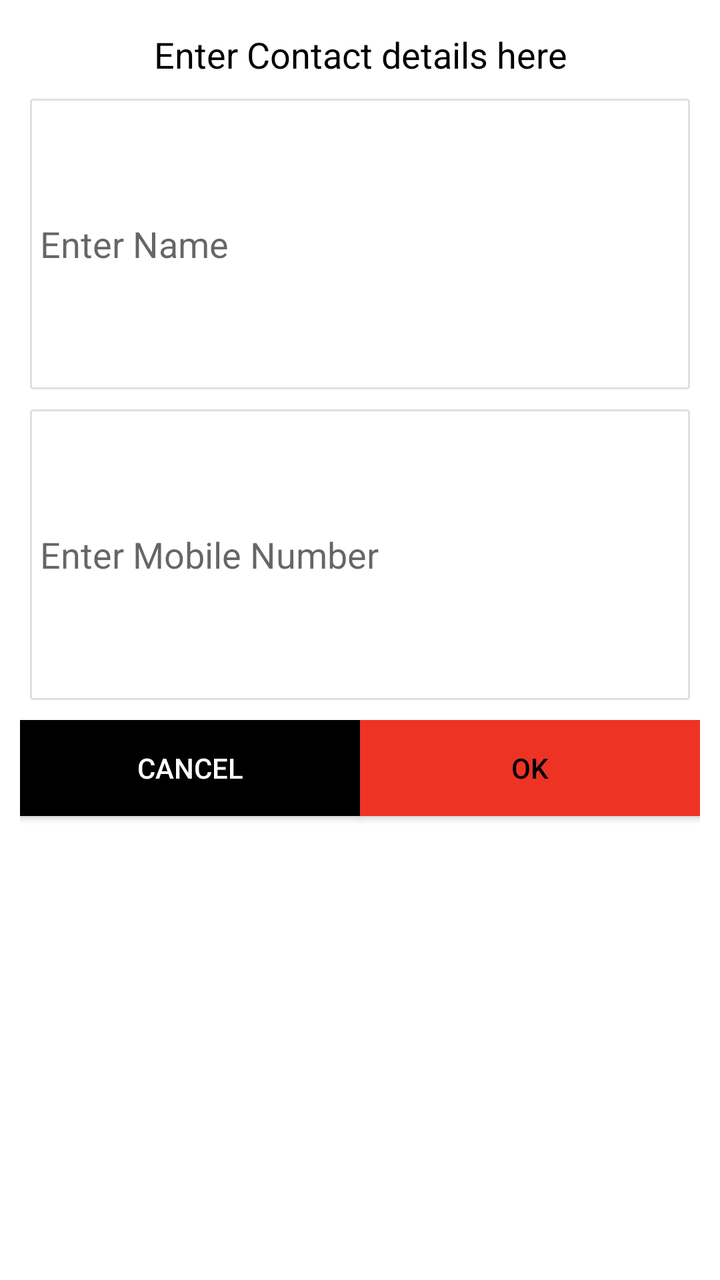
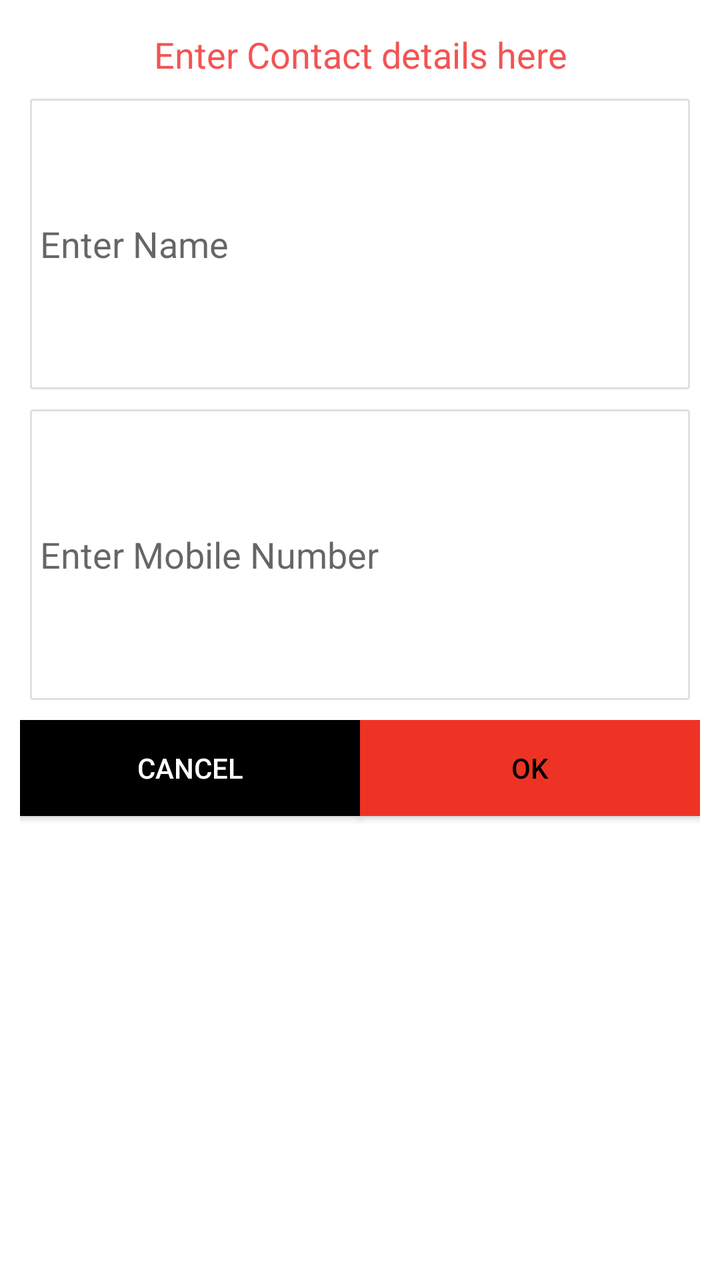

Before-and-after screenshots of an Android layout around one commit, followed by the original layout XML and the change that was made.
<!-- AndroidManifest.xml: application theme AppTheme -->
<!-- res/layout/sos_contact_dialog_view.xml -->
<?xml version="1.0" encoding="utf-8"?>
<LinearLayout xmlns:android="http://schemas.android.com/apk/res/android"
    xmlns:tools="http://schemas.android.com/tools"
    android:layout_width="match_parent"
    android:layout_height="wrap_content"
    android:layout_alignParentBottom="true"
    android:background="@color/white"
    android:orientation="vertical">

    <LinearLayout
        android:id="@+id/add_contact"
        android:layout_width="match_parent"
        android:layout_height="match_parent"
        android:layout_margin="10dp"
        android:orientation="vertical"
        tools:ignore="MissingConstraints">

        <TextView
            android:layout_width="match_parent"
            android:layout_height="wrap_content"
            android:padding="5dp"
            android:text="@string/enter_contact_details_here"
            android:textAlignment="center"
            android:textColor="@color/button_accept"
            android:textSize="18sp">

        </TextView>

        <EditText
            android:id="@+id/sos_name"
            android:layout_width="match_parent"
            android:layout_height="wrap_content"
            android:layout_gravity="center"
            android:layout_margin="@dimen/pad_5dp"
            android:layout_weight="1"
            android:background="@drawable/border"
            android:hint="Enter Name"
            android:padding="@dimen/dp_5"
            android:textColor="@color/black" />

        <EditText
            android:id="@+id/sos_mbl_number"
            android:layout_width="match_parent"
            android:layout_height="wrap_content"
            android:layout_gravity="center"
            android:layout_margin="@dimen/pad_5dp"
            android:layout_weight="1"
            android:background="@drawable/border"
            android:hint="Enter Mobile Number"
            android:padding="@dimen/dp_5"
            android:textColor="@color/black" />

        <LinearLayout
            android:layout_width="match_parent"
            android:layout_height="wrap_content"
            android:layout_marginTop="@dimen/dp_5"
            android:layout_weight="2"
            android:orientation="horizontal">

            <Button
                android:id="@+id/nobtn"
                android:layout_width="0dp"
                android:layout_height="wrap_content"
                android:layout_weight="1"
                android:background="@color/button_accept"
                android:text="@string/cancel"
                android:textAlignment="center"
                android:textColor="@color/white"
                android:textSize="14sp" />

            <Button
                android:id="@+id/yesbtn"
                android:layout_width="0dp"
                android:layout_height="wrap_content"
                android:layout_weight="1"
                android:background="@color/colorAccent"
                android:text="@string/ok"
                android:textAlignment="center"
                android:textColor="@color/black"
                android:textSize="14sp" />

        </LinearLayout>

    </LinearLayout>

    <LinearLayout
        android:id="@+id/no_contact"
        android:layout_width="match_parent"
        android:layout_height="match_parent"
        android:layout_margin="10dp"
        android:orientation="vertical"
        tools:ignore="MissingConstraints">

        <TextView
            android:layout_width="match_parent"
            android:layout_height="wrap_content"
            android:padding="5dp"
            android:text="@string/there_is_no_contact_in_your_list_please_add_contact"
            android:textAlignment="center"
            android:textColor="@color/button_accept"
            android:textSize="18sp">

        </TextView>

        <LinearLayout
            android:layout_width="match_parent"
            android:layout_height="wrap_content"
            android:layout_marginTop="@dimen/dp_5"
            android:layout_weight="2"
            android:orientation="horizontal">

            <Button
                android:id="@+id/no_btn"
                android:layout_width="0dp"
                android:layout_height="wrap_content"
                android:layout_weight="1"
                android:background="@color/button_accept"
                android:text="@string/cancel"
                android:textAlignment="center"
                android:textColor="@color/white"
                android:textSize="14sp" />

            <Button
                android:id="@+id/yes_btn"
                android:layout_width="0dp"
                android:layout_height="wrap_content"
                android:layout_weight="1"
                android:background="@color/colorAccent"
                android:text="@string/add"
                android:textAlignment="center"
                android:textColor="@color/black"
                android:textSize="14sp" />

        </LinearLayout>

    </LinearLayout>

</LinearLayout>
<!-- resources referenced by this layout -->
<resources>
  <color name="black">#000000</color>
  <color name="button_accept">#000001</color>
  <color name="colorAccent">#ee3324</color>
  <color name="white">#fff</color>
  <dimen name="dp_5">5dp</dimen>
  <dimen name="pad_5dp">5dp</dimen>
  <!-- drawable border (drawable) -->
  <?xml version="1.0" encoding="utf-8"?>
  <shape
      xmlns:android="http://schemas.android.com/apk/res/android"
      android:shape="rectangle">
  
      <corners
          android:radius="1dp"
          />
  
  
      <stroke
          android:width="1dip"
          android:color="@color/colorLine" />
  </shape>
  <string name="add">Add</string>
  <string name="cancel">Cancel</string>
  <string name="enter_contact_details_here">Enter Contact details here</string>
  <string name="ok">OK</string>
  <string name="there_is_no_contact_in_your_list_please_add_contact">There is no contact in your list. Please add contact!</string>
  <style name="AppTheme" parent="Theme.AppCompat.Light.DarkActionBar">
          
          <item name="colorPrimary">@color/colorPrimary</item>
          <item name="colorPrimaryDark">@color/colorPrimaryDark</item>
          <item name="colorAccent">@color/colorAccent</item>
      </style>
  <color name="colorLine">#dfdfdf</color>
  <color name="colorPrimary">#fff</color>
  <color name="colorPrimaryDark">#333333</color>
</resources>

<!-- the commit's change to res/layout/sos_contact_dialog_view.xml (unified diff, before → after) -->
@@ -3,7 +3,6 @@
     xmlns:tools="http://schemas.android.com/tools"
     android:layout_width="match_parent"
     android:layout_height="wrap_content"
-    android:layout_alignParentBottom="true"
     android:background="@color/white"
     android:orientation="vertical">
 
@@ -62,7 +61,7 @@
                 android:layout_width="0dp"
                 android:layout_height="wrap_content"
                 android:layout_weight="1"
-                android:background="@color/button_accept"
+                android:background="#000001"
                 android:text="@string/cancel"
                 android:textAlignment="center"
                 android:textColor="@color/white"
@@ -114,7 +113,7 @@
                 android:layout_width="0dp"
                 android:layout_height="wrap_content"
                 android:layout_weight="1"
-                android:background="@color/button_accept"
+                android:background="#000001"
                 android:text="@string/cancel"
                 android:textAlignment="center"
                 android:textColor="@color/white"
<!-- resource entries referenced after the edit -->
@@ -1,7 +1,7 @@
 <!-- resources referenced by this layout -->
 <resources>
   <color name="black">#000000</color>
-  <color name="button_accept">#000001</color>
+  <color name="button_accept">#F35454</color>
   <color name="colorAccent">#ee3324</color>
   <color name="white">#fff</color>
   <dimen name="dp_5">5dp</dimen>
